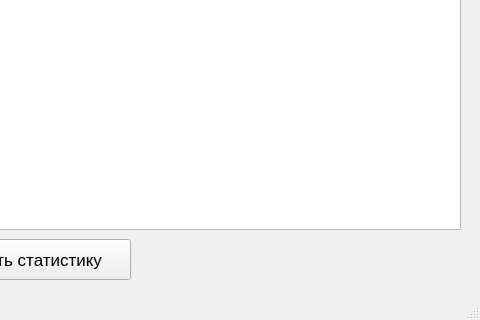
The window that design/design_statistics_window.ui (novd7/yandex_project1_stress_in_words) describes before a commit, drawn with Qt 5; both pictures show x 220 to 700 and y 261 to 581 of the 700 by 581 pixel window.
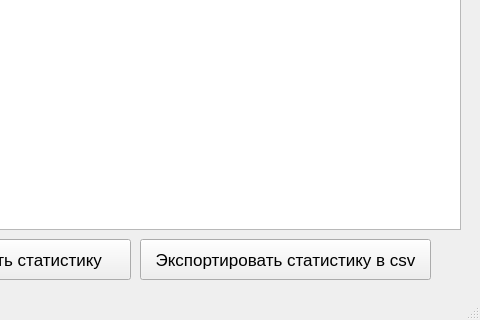
The same window after the commit.

Commit message: added exporting statistics to csv file

```diff
--- a/design/design_statistics_window.ui
+++ b/design/design_statistics_window.ui
@@ -78,6 +78,24 @@
      <string>Очистить статистику</string>
     </property>
    </widget>
+   <widget class="QPushButton" name="pushButton_3">
+    <property name="geometry">
+     <rect>
+      <x>360</x>
+      <y>500</y>
+      <width>291</width>
+      <height>41</height>
+     </rect>
+    </property>
+    <property name="font">
+     <font>
+      <pointsize>13</pointsize>
+     </font>
+    </property>
+    <property name="text">
+     <string>Экспортировать статистику в csv</string>
+    </property>
+   </widget>
   </widget>
   <widget class="QMenuBar" name="menubar">
    <property name="geometry">
```
The commit also changes 6 other files.
